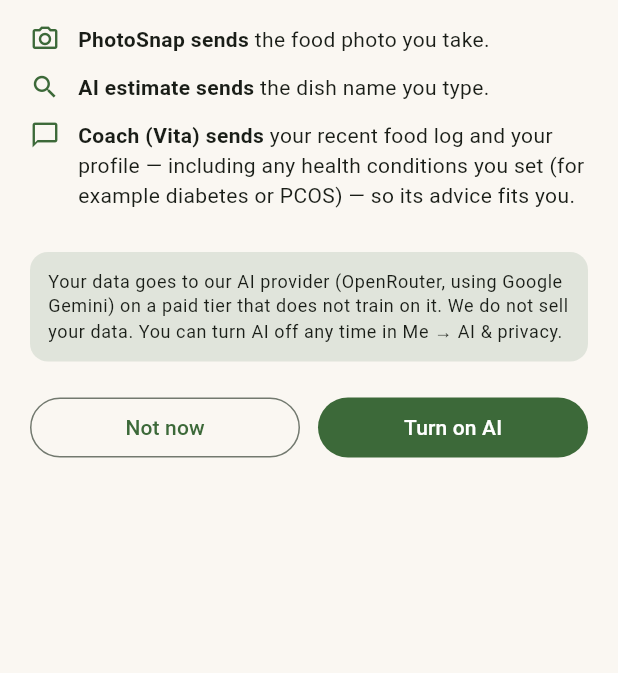
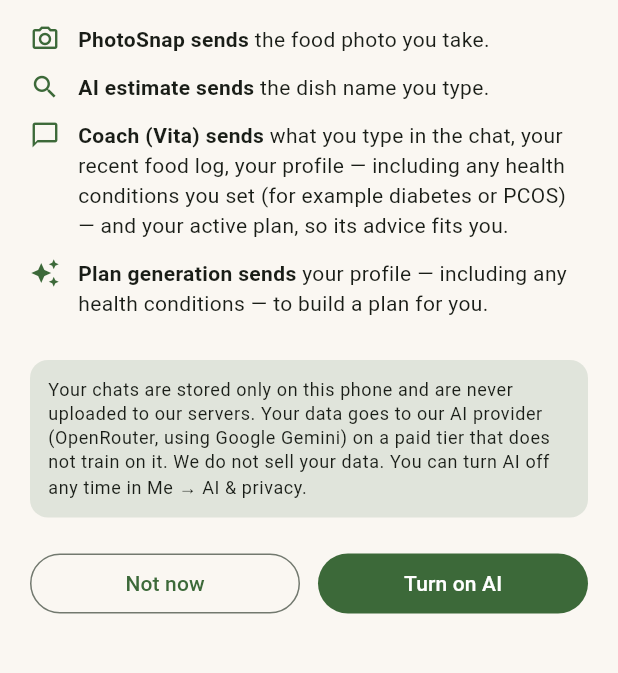
Before and after one commit to aman1195/Sakama, a Flutter app: the AiDisclosureSheet widget shown alone on an empty page, opened directly, on a phone screen of 412 x 824 dp, the part 132-805 px from its top. Run offline on Flutter 3.47's test engine with Material 3 defaults, Android fonts, the phone set to English and light mode, and no system bars; our stand-ins replace drift, drift_flutter, fl_chart, flutter_riverpod, flutter_secure_storage, freezed_annotation and 5 more; missing offline and left inert: drift_sqlite_async, mobile_scanner, powersync; accounts and stored records are empty; generated files the repository leaves out were written again; statements that could not run were skipped.

Commit message:
docs(m5): disclose the new AI egress — conversations, plan context, generation (#87)
ADR 0016 flagged this launch-gating: device-local STORAGE is not device-local
PROCESSING. Three egress paths have landed since #64/#67 were written and none
were disclosed:
- Vita now sends the messages of the current conversation (last 20 turns),
- ...plus the active plan's targets/window/foods-to-avoid/checklist (#73),
- and plan generation sends the profile incl. health conditions (#79).

In-app (what users actually read):
- First-use consent sheet + Me → AI & privacy now list what Coach really sends
  and add a Plan generation row.
- Both state plainly that chats are stored ONLY on this phone and never
  uploaded, while the messages of the current chat are sent to answer you —
  the honest distinction ADR 0016 called for.

Legal docs:
- privacy-policy: new inventory rows for Plans (synced) and Coach conversations
  (device-only, deleted on sign-out/switch); AI section rewritten; recipient
  table updated.
- store-privacy-mapping: coach payload now names plan + conversation messages.
- store-privacy-forms: adds User Content -> Other User Content for chat, with a
  CONFIRM note that we declare conservatively — Apple's transient-processing
  exemption is arguably applicable since we never store it server-side, but
  over-declaring is the safer error for health-adjacent content. Counsel call.

Fixed a REAL defect this surfaced: adding a fourth row overflowed the consent
sheet by 72px. Now only the explanation scrolls and the consent BUTTONS STAY
PINNED — an accept button hidden below a fold is not informed consent, and
large Dynamic Type (MOBILE.md) would have made it worse on real phones.

279 pass, analyze clean.

Co-authored-by: Aman Tripathi <197568956+aman1195@users.noreply.github.com>

```diff
--- a/app/lib/features/settings/presentation/ai_disclosure.dart
+++ b/app/lib/features/settings/presentation/ai_disclosure.dart
@@ -19,11 +19,15 @@
   if (!context.mounted) return false;
 
   if (current == false) {
-    ScaffoldMessenger.of(context).showSnackBar(SnackBar(
+    ScaffoldMessenger.of(context).showSnackBar(
+      SnackBar(
         content: const Text('AI features are turned off.'),
         action: SnackBarAction(
-          label: 'Turn on', onPressed: () => context.push('/ai-privacy')),
-    ));
+          label: 'Turn on',
+          onPressed: () => context.push('/ai-privacy'),
+        ),
+      ),
+    );
     return false;
   }
 
@@ -53,8 +57,16 @@
     return Semantics(
       identifier: 'ai-disclosure-sheet',
       child: SafeArea(
-        child: Padding(
-          padding: const EdgeInsets.fromLTRB(20, 4, 20, 20),
+        child: Column(
+          mainAxisSize: MainAxisSize.min,
+          children: [
+            // Only the explanation scrolls. The consent buttons stay PINNED —
+            // an accept button hidden below a fold is not informed consent, and
+            // this list overflowed a small screen once plan generation was
+            // added (large Dynamic Type makes it worse — docs/MOBILE.md).
+            Flexible(
+              child: SingleChildScrollView(
+                padding: const EdgeInsets.fromLTRB(20, 4, 20, 0),
                 child: Column(
                   mainAxisSize: MainAxisSize.min,
                   crossAxisAlignment: CrossAxisAlignment.start,
@@ -62,8 +74,8 @@
                     Text('Before you use AI', style: text.headlineSmall),
                     const SizedBox(height: 12),
                     Text(
-                'Sakama\'s AI features work by sending some of your data off '
-                'this phone to our AI provider:',
+                      'Sakama\'s AI features work by sending some of your data '
+                      'off this phone to our AI provider:',
                       style: text.bodyMedium,
                     ),
                     const SizedBox(height: 16),
@@ -80,9 +92,18 @@
                     const _Sends(
                       icon: Icons.chat_bubble_outline,
                       title: 'Coach (Vita)',
-                what: 'your recent food log and your profile — including any '
-                    'health conditions you set (for example diabetes or PCOS) — '
-                    'so its advice fits you',
+                      what:
+                          'what you type in the chat, your recent food log, '
+                          'your profile — including any health conditions you '
+                          'set (for example diabetes or PCOS) — and your active '
+                          'plan, so its advice fits you',
+                    ),
+                    const _Sends(
+                      icon: Icons.auto_awesome,
+                      title: 'Plan generation',
+                      what:
+                          'your profile — including any health conditions — '
+                          'to build a plan for you',
                     ),
                     const SizedBox(height: 16),
                     Container(
@@ -92,15 +113,22 @@
                         borderRadius: BorderRadius.circular(12),
                       ),
                       child: Text(
-                  'Your data goes to our AI provider (OpenRouter, using Google '
-                  'Gemini) on a paid tier that does not train on it. We do not '
-                  'sell your data. You can turn AI off any time in Me → AI & '
+                        'Your chats are stored only on this phone and are never '
+                        'uploaded to our servers. Your data goes to our AI '
+                        'provider (OpenRouter, using Google Gemini) on a paid '
+                        'tier that does not train on it. We do not sell your '
+                        'data. You can turn AI off any time in Me → AI & '
                         'privacy.',
                         style: text.bodySmall,
                       ),
                     ),
-              const SizedBox(height: 20),
-              Row(
+                  ],
+                ),
+              ),
+            ),
+            Padding(
+              padding: const EdgeInsets.fromLTRB(20, 20, 20, 20),
+              child: Row(
                 children: [
                   Expanded(
                     child: Semantics(
@@ -123,8 +151,8 @@
                   ),
                 ],
               ),
+            ),
           ],
-          ),
         ),
       ),
     );
@@ -149,13 +177,17 @@
           const SizedBox(width: 12),
           Expanded(
             child: RichText(
-              text: TextSpan(style: text.bodyMedium, children: [
+              text: TextSpan(
+                style: text.bodyMedium,
+                children: [
                   TextSpan(
                     text: '$title sends ',
-                    style: const TextStyle(fontWeight: FontWeight.w600)),
+                    style: const TextStyle(fontWeight: FontWeight.w600),
+                  ),
                   TextSpan(text: what),
                   const TextSpan(text: '.'),
-              ]),
+                ],
+              ),
             ),
           ),
         ],
--- a/app/lib/features/settings/presentation/ai_privacy_page.dart
+++ b/app/lib/features/settings/presentation/ai_privacy_page.dart
@@ -53,8 +53,14 @@
             _row(
                 text,
                 'Coach (Vita)',
-                'your recent food log and your profile — including any health '
-                    'conditions you set (for example diabetes or PCOS)'),
+                'what you type in the chat, your recent food log, your profile '
+                    '— including any health conditions you set (for example '
+                    'diabetes or PCOS) — and your active plan'),
+            _row(
+                text,
+                'Plan generation',
+                'your profile — including any health conditions — to build a '
+                    'plan for you'),
             const SizedBox(height: 20),
             Container(
               padding: const EdgeInsets.all(14),
@@ -63,10 +69,13 @@
                 borderRadius: BorderRadius.circular(12),
               ),
               child: Text(
-                'Your data goes to our AI provider (OpenRouter, using Google '
-                'Gemini) on a paid tier that does not train on it. We do not '
-                'sell your data. Turning AI off stops all of the above; the '
-                'rest of Sakama keeps working offline.',
+                'Your chats are stored only on this phone — they are never '
+                'uploaded to our servers — but the messages in the chat you '
+                'are having are sent to our AI provider (OpenRouter, using '
+                'Google Gemini) to answer you, on a paid tier that does not '
+                'train on your data. We do not sell your data. Turning AI off '
+                'stops all of the above; the rest of Sakama keeps working '
+                'offline.',
                 style: text.bodySmall,
               ),
             ),
```
Also changed, not shown: 4 other files. Lines whose indentation alone changed are shown as unchanged.
